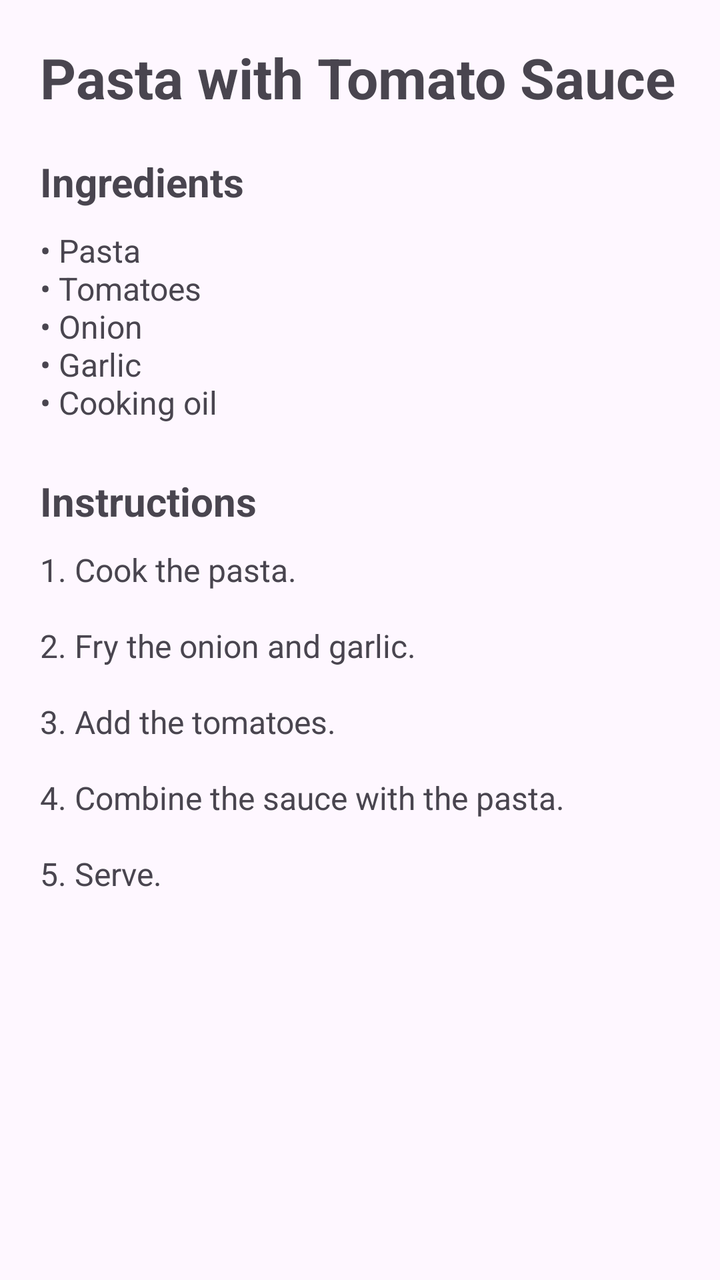
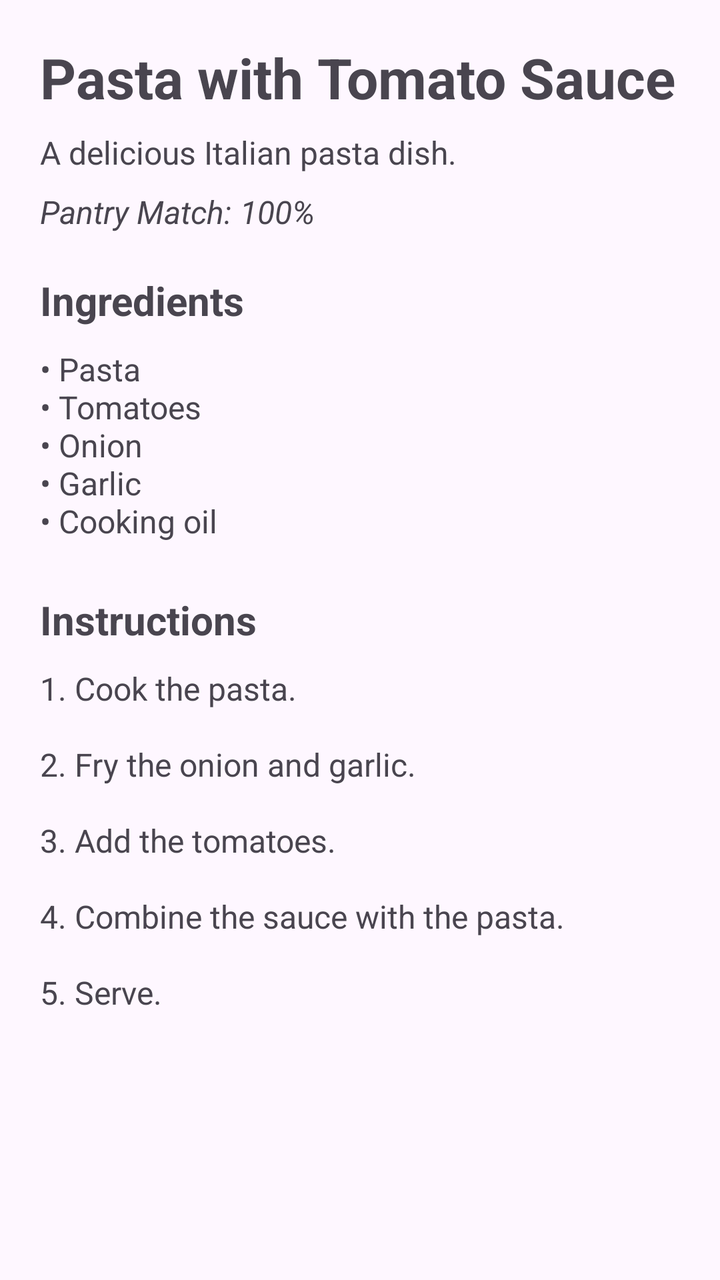

Screens rendered from an Android XML layout before and after an edit, with the pre-edit source and the edit as a unified diff.
<!-- AndroidManifest.xml: application theme Theme.MyApplication -->
<!-- res/layout/activity_recipe_detail.xml -->
<?xml version="1.0" encoding="utf-8"?>
<ScrollView
    xmlns:android="http://schemas.android.com/apk/res/android"
    android:layout_width="match_parent"
    android:layout_height="match_parent">

    <LinearLayout
        android:layout_width="match_parent"
        android:layout_height="wrap_content"
        android:orientation="vertical"
        android:padding="20dp">

        <TextView
            android:layout_width="match_parent"
            android:layout_height="wrap_content"
            android:text="Pasta with Tomato Sauce"
            android:textSize="28sp"
            android:textStyle="bold"
            android:layout_marginBottom="20dp" />

        <TextView
            android:layout_width="match_parent"
            android:layout_height="wrap_content"
            android:text="Ingredients"
            android:textSize="20sp"
            android:textStyle="bold"
            android:layout_marginBottom="10dp" />

        <TextView
            android:layout_width="match_parent"
            android:layout_height="wrap_content"
            android:text="• Pasta&#10;• Tomatoes&#10;• Onion&#10;• Garlic&#10;• Cooking oil"
            android:textSize="16sp"
            android:layout_marginBottom="25dp" />

        <TextView
            android:layout_width="match_parent"
            android:layout_height="wrap_content"
            android:text="Instructions"
            android:textSize="20sp"
            android:textStyle="bold"
            android:layout_marginBottom="10dp" />

        <TextView
            android:layout_width="match_parent"
            android:layout_height="wrap_content"
            android:text="1. Cook the pasta.&#10;&#10;2. Fry the onion and garlic.&#10;&#10;3. Add the tomatoes.&#10;&#10;4. Combine the sauce with the pasta.&#10;&#10;5. Serve."
            android:textSize="16sp" />

    </LinearLayout>

</ScrollView>
<!-- resources referenced by this layout -->
<resources>
  <style name="Theme.MyApplication" parent="Base.Theme.MyApplication" />
  <style name="Base.Theme.MyApplication" parent="Theme.Material3.DayNight.NoActionBar">
          
          
      </style>
</resources>

<!-- the commit's change to res/layout/activity_recipe_detail.xml (unified diff, before → after) -->
@@ -11,11 +11,29 @@
         android:padding="20dp">
 
         <TextView
+            android:id="@+id/txtRecipeName"
             android:layout_width="match_parent"
             android:layout_height="wrap_content"
             android:text="Pasta with Tomato Sauce"
             android:textSize="28sp"
             android:textStyle="bold"
+            android:layout_marginBottom="8dp" />
+
+        <TextView
+            android:id="@+id/txtRecipeDescription"
+            android:layout_width="match_parent"
+            android:layout_height="wrap_content"
+            android:text="A delicious Italian pasta dish."
+            android:textSize="16sp"
+            android:layout_marginBottom="8dp" />
+
+        <TextView
+            android:id="@+id/txtRecipeMatch"
+            android:layout_width="match_parent"
+            android:layout_height="wrap_content"
+            android:text="Pantry Match: 100%"
+            android:textSize="16sp"
+            android:textStyle="italic"
             android:layout_marginBottom="20dp" />
 
         <TextView
@@ -27,6 +45,7 @@
             android:layout_marginBottom="10dp" />
 
         <TextView
+            android:id="@+id/txtRecipeIngredients"
             android:layout_width="match_parent"
             android:layout_height="wrap_content"
             android:text="• Pasta&#10;• Tomatoes&#10;• Onion&#10;• Garlic&#10;• Cooking oil"
@@ -42,6 +61,7 @@
             android:layout_marginBottom="10dp" />
 
         <TextView
+            android:id="@+id/txtRecipeInstructions"
             android:layout_width="match_parent"
             android:layout_height="wrap_content"
             android:text="1. Cook the pasta.&#10;&#10;2. Fry the onion and garlic.&#10;&#10;3. Add the tomatoes.&#10;&#10;4. Combine the sauce with the pasta.&#10;&#10;5. Serve."
